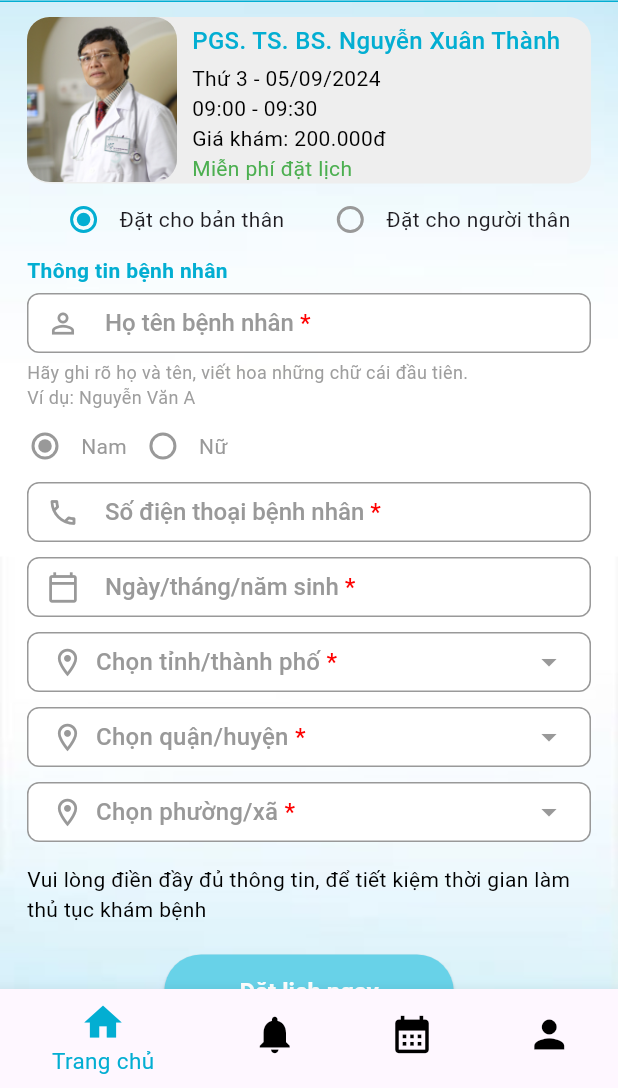
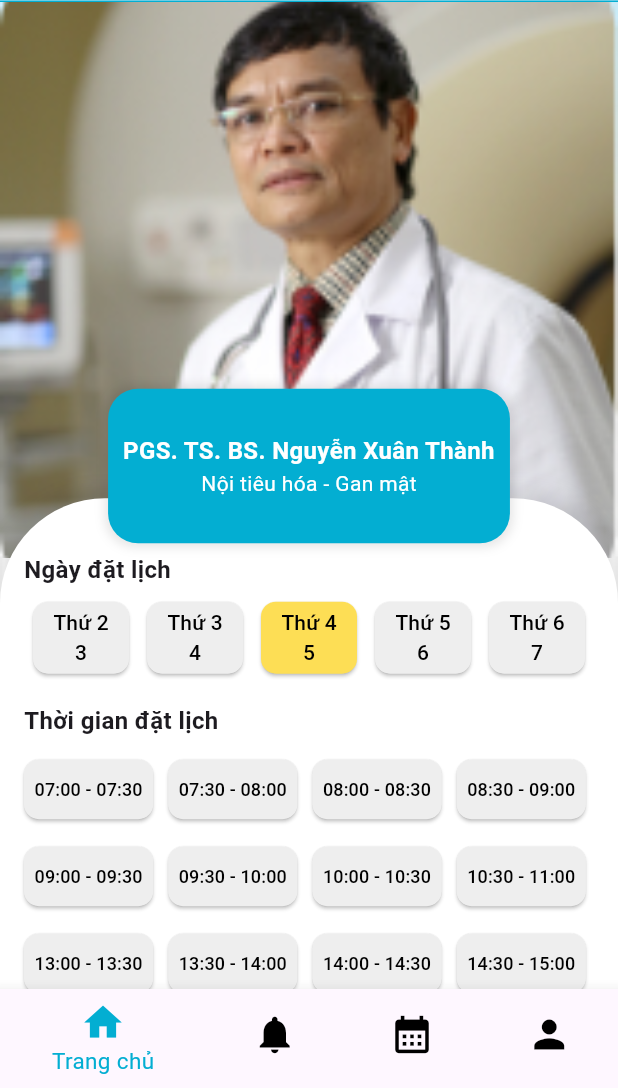
Before and after one commit to Mixture-Tech/Doctor-Appointment, a Flutter app: the AppointmentScreen screen opened directly, on a phone screen of 412 x 824 dp, the part 148-1236 px from its top. Run offline on Flutter 3.47's test engine with Material 3 defaults, Android fonts, the light colour scheme and no system bars; statements that could not run were skipped.

Commit message:
feat: complete Appointment

```diff
--- /dev/null
+++ b/app/lib/ui/screens/Appointment.dart
@@ -0,0 +1,253 @@
+import 'package:flutter/material.dart';
+import '../../styles/colors.dart';
+import '../../styles/text.dart';
+import '../widgets/ButtonWidget.dart';
+import '../widgets/HeaderWidget.dart';
+import '../widgets/NavigationBarWidget.dart';
+
+class AppointmentScreen extends StatefulWidget {
+  const AppointmentScreen({super.key});
+
+  @override
+  State<AppointmentScreen> createState() => _AppointmentScreenState();
+}
+
+class _AppointmentScreenState extends State<AppointmentScreen> {
+  final List<String> timeSlots = [
+    "07:00 - 07:30", "07:30 - 08:00", "08:00 - 08:30", "08:30 - 09:00",
+    "09:00 - 09:30", "09:30 - 10:00", "10:00 - 10:30", "10:30 - 11:00",
+    "13:00 - 13:30", "13:30 - 14:00", "14:00 - 14:30", "14:30 - 15:00",
+    "15:00 - 15:30", "15:30 - 16:00",
+  ];
+  int selectedTimeSlotIndex = -1;
+
+  @override
+  Widget build(BuildContext context) {
+    return SafeArea(
+      child: Scaffold(
+        body: Column(
+          children: <Widget>[
+            HeaderWidget(
+              onBackPressed: () {
+                Navigator.pop(context);
+              },
+            ),
+            Expanded(
+              child: Stack(
+                fit: StackFit.expand,
+                children: [
+                  // Hình nền
+                  Container(
+                    decoration: const BoxDecoration(
+                      image: DecorationImage(
+                        image: AssetImage("assets/images/Background_3.png"),
+                        fit: BoxFit.cover,
+                      ),
+                    ),
+                  ),
+                  // Nội dung chính
+                  SingleChildScrollView(
+                    child: Column(
+                      children: [
+                        const Padding(
+                          padding: EdgeInsets.symmetric(horizontal: 10, vertical: 4),
+                          child: Row(
+                            children: [
+                              Icon(
+                                Icons.home,
+                                color: AppColors.primaryBlue,
+                              ),
+                              Text(
+                                " / ",
+                                style: TextStyle(
+                                  fontSize: 18,
+                                  color: Colors.grey,
+                                ),
+                              ),
+                              Expanded(
+                                child: Text(
+                                  "Đặt lịch khám bệnh",
+                                  style: AppTextStyles.subHeaderStyle,
+                                  textAlign: TextAlign.left,
+                                ),
+                              ),
+                            ],
+                          ),
+                        ),
+                        Container(
+                          height: 1,
+                          color: AppColors.primaryBlue,
+                          width: double.infinity,
+                        ),
+                        // Hình ảnh chiếm khoảng 45% màn hình
+                        Container(
+                          height: MediaQuery.of(context).size.height * 0.45,
+                          decoration: const BoxDecoration(
+                            image: DecorationImage(
+                              image: AssetImage("assets/images/Doctor.png"),
+                              fit: BoxFit.cover,
+                            ),
+                          ),
+                        ),
+
+                        // Hộp thông tin lịch hẹn và thời gian đặt lịch
+                        Transform.translate(
+                          offset: Offset(0, -40),
+                          child: Container(
+                            padding: const EdgeInsets.fromLTRB(16, 36, 16, 16), // Tăng padding top để tạo khoảng trống cho thông tin bác sĩ
+                            // margin: EdgeInsets.only(top: -20), // Kéo container này lên để che phần dưới của thông tin bác sĩ
+                            decoration: BoxDecoration(
+                              color: Colors.white,
+                              borderRadius: BorderRadius.circular(70),
+                              boxShadow: [
+                                BoxShadow(
+                                  color: Colors.black.withOpacity(0.1),
+                                  blurRadius: 10,
+                                  spreadRadius: 5,
+                                ),
+                              ],
+                            ),
+                            child: Column(
+                              crossAxisAlignment: CrossAxisAlignment.start,
+                              children: [
+                                const Text(
+                                    "Ngày đặt lịch",
+                                    style: TextStyle(
+                                        fontSize: 16,
+                                        fontWeight: FontWeight.bold
+                                    )
+                                ),
+                                const SizedBox(height: 10),
+                                Row(
+                                  mainAxisAlignment: MainAxisAlignment.spaceAround,
+                                  children: [
+                                    _buildDayButton("Thứ 2", 3),
+                                    _buildDayButton("Thứ 3", 4),
+                                    _buildDayButton("Thứ 4", 5, isSelected: true),
+                                    _buildDayButton("Thứ 5", 6),
+                                    _buildDayButton("Thứ 6", 7),
+                                  ],
+                                ),
+                                const SizedBox(height: 20),
+                                const Text(
+                                    "Thời gian đặt lịch",
+                                    style: TextStyle(
+                                        fontSize: 16,
+                                        fontWeight: FontWeight.bold
+                                    )
+                                ),
+                                const SizedBox(height: 10),
+
+                                SizedBox(
+                                  height: 220, // Bạn có thể điều chỉnh chiều cao này
+                                  child: Wrap(
+                                    spacing: 10, // Khoảng cách giữa các button theo chiều ngang
+                                    runSpacing: 10, // Khoảng cách giữa các button theo chiều dọc
+                                    children: List.generate(timeSlots.length, (index) {
+                                      return _buildTimeButton(timeSlots[index], index);
+                                    }),
+                                  ),
+                                ),
+
+                                const SizedBox(height: 20),
+                                Align(
+                                  alignment: Alignment.bottomCenter,
+                                  child: Padding(
+                                    padding: const EdgeInsets.symmetric(vertical: 16),
+                                    child: CustomElevatedButton(
+                                      text: 'Tiếp theo',
+                                      onPressed: () {},
+                                    ),
+                                  ),
+                                ),
+                              ],
+                            ),
+                          ),
+                        ),
+                        // Thông tin bác sĩ đè lên ranh giới
+                        Transform.translate(
+                          offset: Offset(0, -620), // Di chuyển lên 40 pixel
+                          child: Container(
+                            // margin: EdgeInsets.symmetric(horizontal: 10),
+                            padding: const EdgeInsets.symmetric(horizontal: 10, vertical: 30),
+                            decoration: BoxDecoration(
+                              color: AppColors.primaryBlue,
+                              borderRadius: BorderRadius.circular(20),
+                              boxShadow: [
+                                BoxShadow(
+                                  color: Colors.black.withOpacity(0.1),
+                                  blurRadius: 5,
+                                  spreadRadius: 2,
+                                ),
+                              ],
+                            ),
+                            child: const Column(
+                              children: [
+                                Text(
+                                  "PGS. TS. BS. Nguyễn Xuân Thành",
+                                  style: TextStyle(fontSize: 16, fontWeight: FontWeight.bold, color: AppColors.white),
+                                  textAlign: TextAlign.center,
+                                ),
+                                Text(
+                                  "Nội tiêu hóa - Gan mật",
+                                  style: TextStyle(fontSize: 14, color: AppColors.white)
+                                ),
+                              ],
+                            ),
+                          ),
+                        ),
+                      ],
+                    ),
+                  ),
+                  // Thanh điều hướng
+                  const NavigationBarWidget(),
+                ],
+              ),
+            ),
+          ],
+        ),
+      ),
+    );
+  }
+
+  Widget _buildDayButton(String day, int date, {bool isSelected = false}) {
+    return ElevatedButton(
+      onPressed: () {},
+      style: ElevatedButton.styleFrom(
+          backgroundColor: isSelected ? AppColors.secondaryYellow : AppColors.lightGrey,
+          foregroundColor: isSelected ? AppColors.black : AppColors.black,
+          shape: RoundedRectangleBorder(
+            borderRadius: BorderRadius.circular(10),
+          ),
+          padding: const EdgeInsets.symmetric(vertical: 4, horizontal: 0)
+      ),
+      child: Text(
+          "$day\n$date",
+          textAlign: TextAlign.center),
+    );
+  }
+
+  Widget _buildTimeButton(String time, int index) {
+    bool isSelected = index == selectedTimeSlotIndex;
+    return ElevatedButton(
+      onPressed: () {
+        setState(() {
+          selectedTimeSlotIndex = index;
+        });
+      },
+      style: ElevatedButton.styleFrom(
+          backgroundColor: isSelected ? AppColors.secondaryYellow : AppColors.lightGrey,
+          foregroundColor: AppColors.black,
+          shape: RoundedRectangleBorder(
+            borderRadius: BorderRadius.circular(10),
+          ),
+          padding: const EdgeInsets.symmetric(horizontal: 7)
+      ),
+      child: Text(
+        time,
+        textAlign: TextAlign.center,
+        style: TextStyle(fontSize: 12),
+      ),
+    );
+  }
+}
--- a/app/lib/ui/screens/AppointmentScreen.dart
+++ b/app/lib/ui/screens/AppointmentDetailScreen.dart
@@ -10,14 +10,14 @@ import '../widgets/DoctorInfoWidget.dart';
 import '../widgets/HeaderWidget.dart';
 import '../widgets/NavigationBarWidget.dart';
 
-class AppointmentScreen extends StatefulWidget {
-  const AppointmentScreen({super.key});
+class AppointmentDetailScreen extends StatefulWidget {
+  const AppointmentDetailScreen({super.key});
 
   @override
-  State<AppointmentScreen> createState() => _AppointmentScreenState();
+  State<AppointmentDetailScreen> createState() => _AppointmentDetailScreenState();
 }
 
-class _AppointmentScreenState extends State<AppointmentScreen> {
+class _AppointmentDetailScreenState extends State<AppointmentDetailScreen> {
   List<String> provinces = ['Hà Nội', 'TP.HCM', 'Đà Nẵng',]; // Thêm các tỉnh/thành phố khác
   List<String> districts = []; // Sẽ được cập nhật dựa trên tỉnh/thành phố được chọn
   List<String> wards = []; // Sẽ được cập nhật dựa trên quận/huyện được chọn
```
